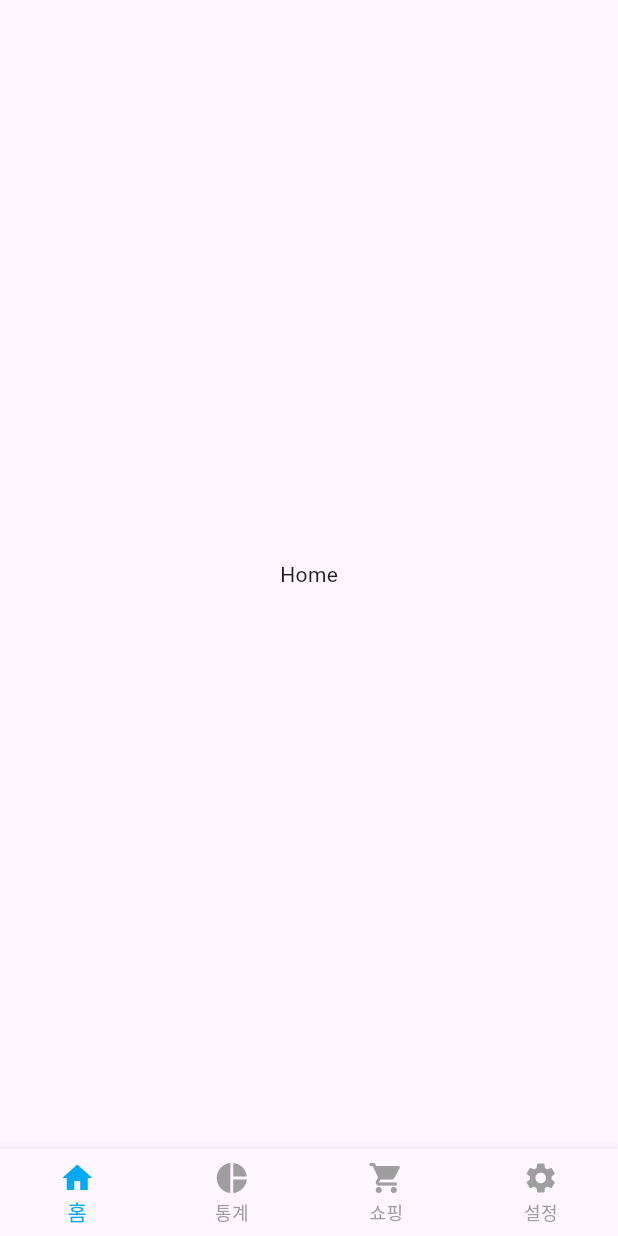
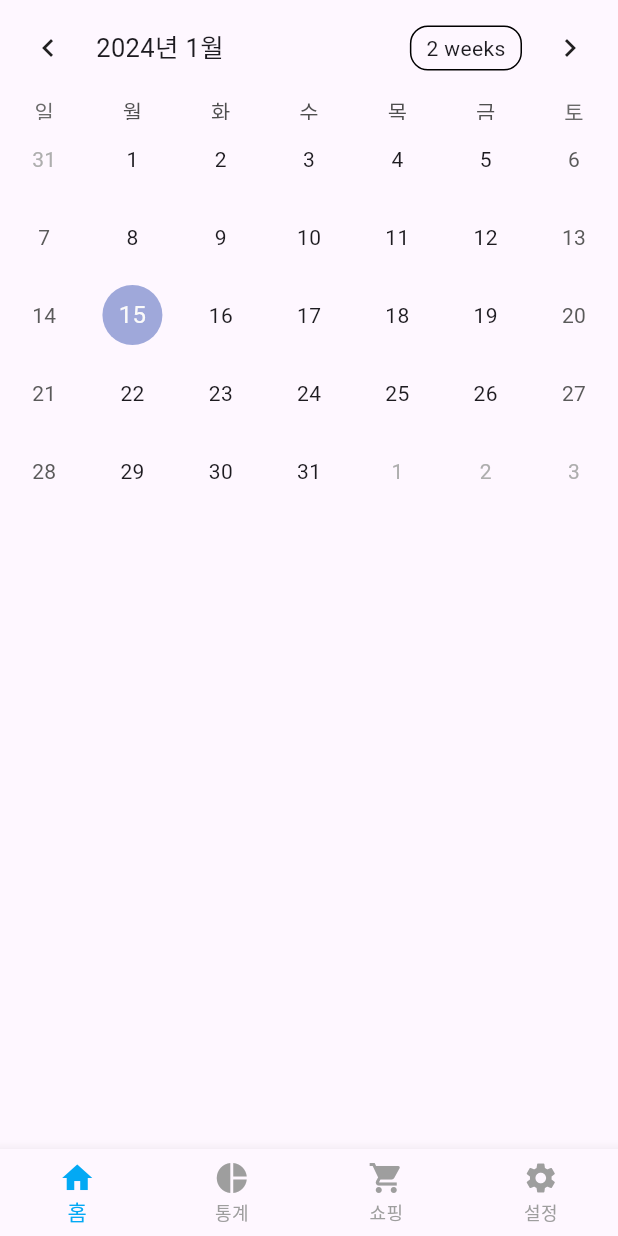
Before and after one commit to tmdeh/pocket-money-management, a Flutter app: the screen it shows after launch, on a phone screen of 412 x 824 dp. Run offline on Flutter 3.47's test engine with Material 3 defaults, Android fonts, the light colour scheme and no system bars; drawn by our look-alikes of table_calendar; our stand-ins replace drift, freezed_annotation, get_it, go_router, injectable, sqlite3_flutter_libs; missing offline and left inert: sqlite3; accounts and stored records are empty; generated files the repository leaves out were written again.

Commit message:
캘린더 추가

```diff
--- a/lib/main.dart
+++ b/lib/main.dart
@@ -1,4 +1,5 @@
 import 'package:flutter/material.dart';
+import 'package:intl/date_symbol_data_local.dart';
 import 'package:pocket_money_management_app/presentation/theme.dart';
 import 'package:pocket_money_management_app/router.dart';
 import 'package:pocket_money_management_app/di/setup.dart';
@@ -7,10 +8,13 @@ void main() async {
   // 플랫폼 채널의 위젯 바인딩을 보장한다.
   WidgetsFlutterBinding.ensureInitialized();
 
+  await initializeDateFormatting();
+
   // 의존성 주입
   await configureDependencies();
+
   runApp(const MyApp());
-}
+ }
 
 class MyApp extends StatelessWidget {
   const MyApp({super.key});
--- /dev/null
+++ b/lib/presentation/screens/home/home_screen.dart
@@ -0,0 +1,19 @@
+
+import 'package:flutter/material.dart';
+import 'package:table_calendar/table_calendar.dart';
+
+class HomeScreen extends StatelessWidget {
+  const HomeScreen({Key? key}) : super(key: key);
+
+  @override
+  Widget build(BuildContext context) {
+    return Scaffold(
+      body: TableCalendar(
+        firstDay: DateTime.utc(2010, 10, 16),
+        lastDay: DateTime.utc(2030, 3, 14),
+        focusedDay: DateTime.now(),
+        locale: 'ko',
+      ),
+    );
+  }
+}
--- a/lib/presentation/screens/home_screen.dart
+++ /dev/null
@@ -1,13 +0,0 @@
-
-import 'package:flutter/material.dart';
-
-class HomeScreen extends StatelessWidget {
-  const HomeScreen({Key? key}) : super(key: key);
-
-  @override
-  Widget build(BuildContext context) {
-    return const Center(
-      child: Text('Home'),
-    );
-  }
-}
--- a/lib/router.dart
+++ b/lib/router.dart
@@ -1,6 +1,6 @@
 import 'package:flutter/material.dart';
 import 'package:go_router/go_router.dart';
-import 'package:pocket_money_management_app/presentation/screens/home_screen.dart';
+import 'package:pocket_money_management_app/presentation/screens/home/home_screen.dart';
 import 'package:pocket_money_management_app/presentation/screens/settings.dart';
 import 'package:pocket_money_management_app/presentation/screens/shopping.dart';
 import 'package:pocket_money_management_app/presentation/screens/stats.dart';
--- a/pubspec.yaml
+++ b/pubspec.yaml
@@ -53,6 +53,8 @@ dependencies:
 
   provider: ^6.1.1
 
+  table_calendar: ^3.0.9
+  intl: ^0.18.0
 
 dev_dependencies:
   flutter_test:
```
Also changed, not shown: lib/presentation/screens/home/calender_event.dart (added, +8 -0 lines), lib/presentation/screens/home/home_view_model.dart (renamed from lib/presentation/screens/view_model/home_view_model.dart).
